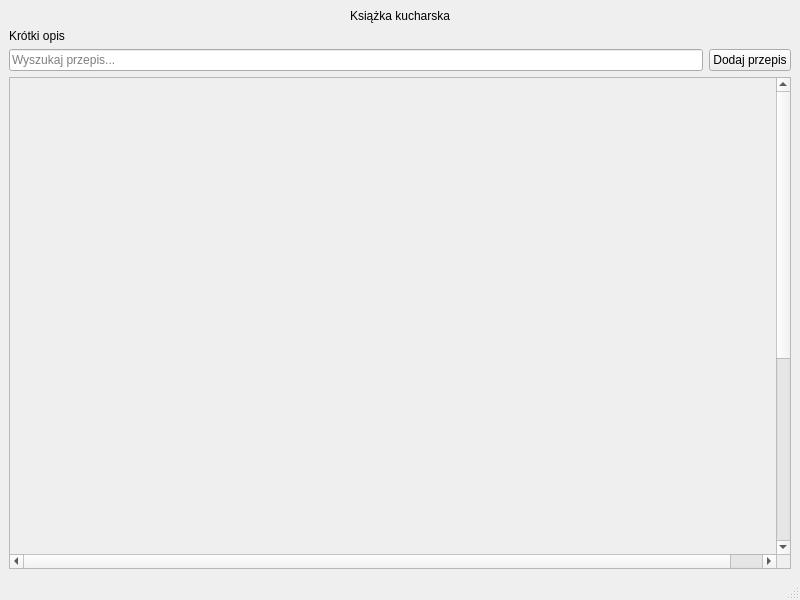
The window that mainwindow.ui (alkolodziej/cook-book) describes before a commit, drawn with Qt 5.
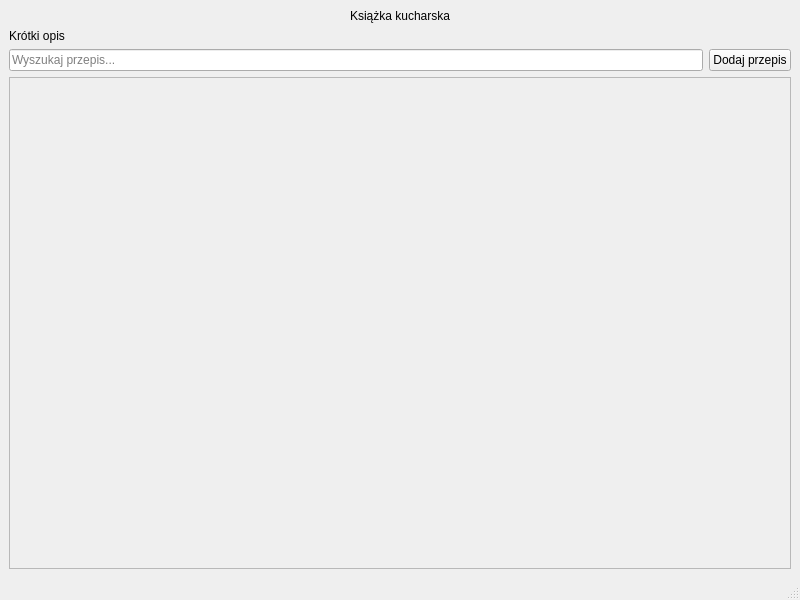
The same window after the commit.

What changed in the file:
```diff
--- a/mainwindow.ui
+++ b/mainwindow.ui
@@ -52,13 +52,16 @@
     </item>
     <item>
      <widget class="QScrollArea" name="scrollArea">
+      <property name="widgetResizable">
+       <bool>true</bool>
+      </property>
       <widget class="QWidget" name="scrollAreaWidgetContents">
        <property name="geometry">
         <rect>
          <x>0</x>
          <y>0</y>
-         <width>800</width>
-         <height>800</height>
+         <width>780</width>
+         <height>461</height>
         </rect>
        </property>
        <layout class="QGridLayout"/>
```
